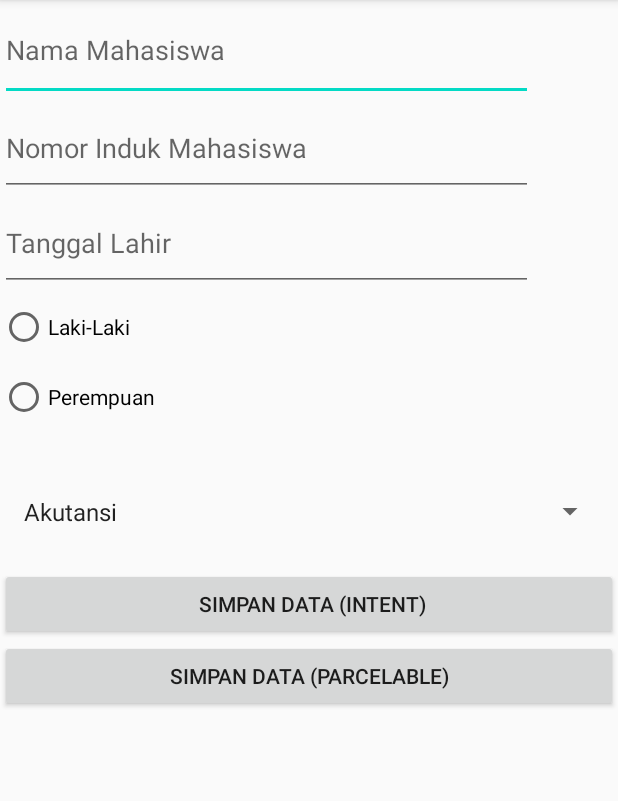
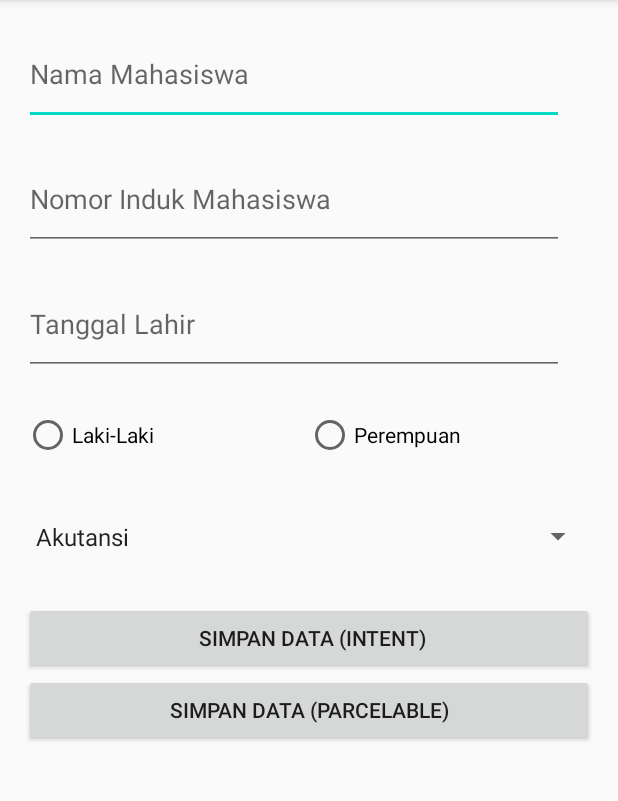
Before and after one commit to polinema-mobile/07-android-ui-halo-brackout-8, an Android app: the screen it shows after launch (MainActivity), on a phone screen of 412 x 824 dp, the part 84-885 px from its top. Run offline under Robolectric (Android 15) with nearby library versions, the phone set to English and light mode, and no system bars.

Commit message:
merapikan UI MainActivity

```diff
--- a/app/src/main/res/layout/activity_main.xml
+++ b/app/src/main/res/layout/activity_main.xml
@@ -19,24 +19,33 @@
 
             <EditText
                 android:id="@+id/editTextNama"
-                android:layout_width="355dp"
+                android:layout_width="360dp"
                 android:layout_height="67dp"
+                android:layout_marginStart="16dp"
+                android:layout_marginTop="16dp"
                 android:ems="10"
                 android:hint="Nama Mahasiswa"
                 android:inputType="textPersonName" />
 
             <EditText
                 android:id="@+id/editTextNIM"
-                android:layout_width="355dp"
-                android:layout_height="63dp"
+                android:layout_width="360dp"
+                android:layout_height="67dp"
+                android:layout_marginStart="16dp"
+                android:layout_marginTop="16dp"
+                android:layout_marginBottom="16dp"
+                android:layout_marginEnd="16dp"
                 android:ems="10"
                 android:hint="Nomor Induk Mahasiswa"
                 android:inputType="number" />
 
             <EditText
                 android:id="@+id/editTextDate"
-                android:layout_width="355dp"
-                android:layout_height="63dp"
+                android:layout_width="360dp"
+                android:layout_height="67dp"
+                android:layout_marginStart="16dp"
+                android:layout_marginBottom="16dp"
+                android:layout_marginEnd="16dp"
                 android:ems="10"
                 android:hint="Tanggal Lahir"
                 android:inputType="date" />
@@ -44,39 +53,46 @@
             <RadioGroup
                 android:id="@+id/radioGroup"
                 android:layout_width="match_parent"
-                android:layout_height="match_parent">
+                android:layout_height="match_parent"
+                android:orientation="horizontal">
 
                 <RadioButton
                     android:id="@+id/radioButtonLaki"
-                    android:layout_width="184dp"
+                    android:layout_width="188dp"
                     android:layout_height="48dp"
+                    android:layout_marginStart="16dp"
                     android:text="Laki-Laki" />
 
                 <RadioButton
                     android:id="@+id/radioButtonPerempuan"
-                    android:layout_width="184dp"
-                    android:layout_height="45dp"
+                    android:layout_width="188dp"
+                    android:layout_height="48dp"
                     android:text="Perempuan" />
             </RadioGroup>
 
             <Spinner
                 android:id="@+id/spinner"
                 android:layout_width="match_parent"
-                android:layout_height="75dp"
-                android:layout_marginStart="8dp"
+                android:layout_height="55dp"
+                android:layout_marginStart="16dp"
+                android:layout_marginEnd="16dp"
                 android:layout_marginTop="16dp"
-                android:layout_marginEnd="8dp"/>
+                android:layout_marginBottom="16dp"/>
 
             <Button
                 android:id="@+id/buttonIntent"
                 android:layout_width="match_parent"
                 android:layout_height="wrap_content"
+                android:layout_marginStart="16dp"
+                android:layout_marginEnd="16dp"
                 android:text=" SIMPAN DATA (INTENT)" />
 
             <Button
                 android:id="@+id/buttonParcel"
                 android:layout_width="match_parent"
                 android:layout_height="wrap_content"
+                android:layout_marginStart="16dp"
+                android:layout_marginEnd="16dp"
                 android:text="SIMPAN DATA (PARCELABLE)" />
         </LinearLayout>
     </ScrollView>
```
